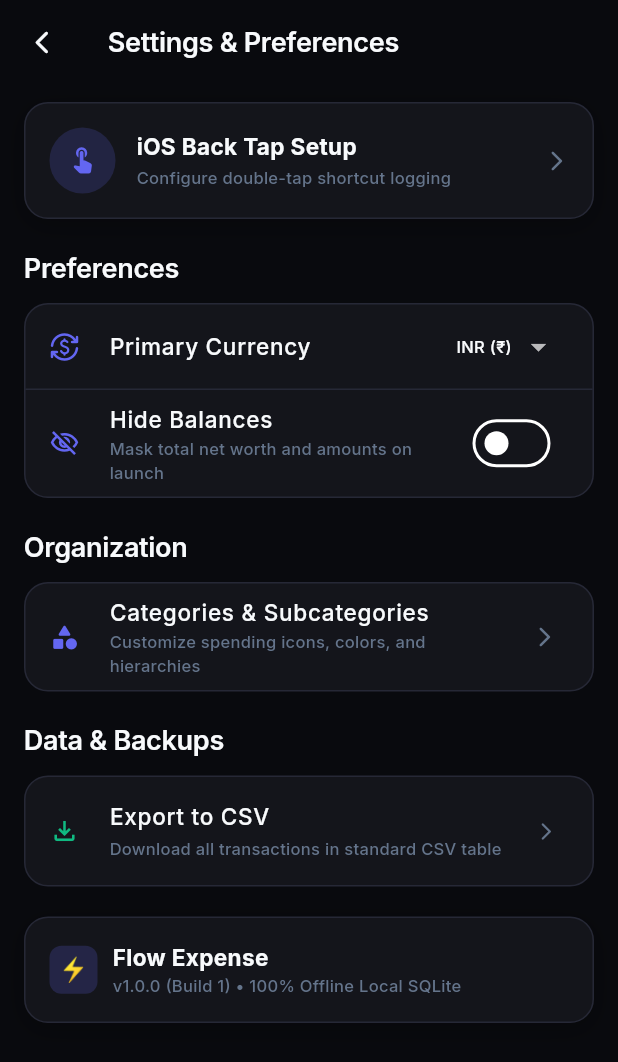
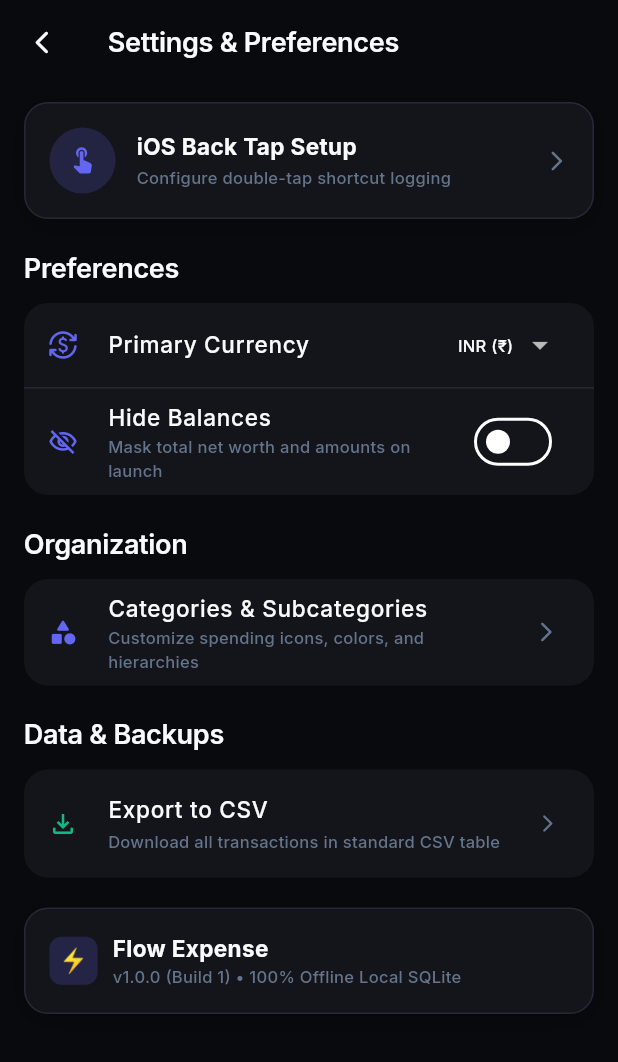
Before and after one commit to gopu29/flow_expense, a Flutter app: the SettingsScreen screen opened directly, on a phone screen of 412 x 824 dp. Shown: the top 1062 px of the screen. Run offline on Flutter 3.47's test engine with Material 3 defaults, Android fonts, the phone set to English and light mode, and no system bars; our stand-ins replace fl_chart, flutter_riverpod, google_fonts, sqflite, sqflite_common_ffi_web; accounts and stored records are empty.

Commit message:
fix(settings): replace DecoratedBox with Material to resolve ListTile assertion

```diff
--- a/lib/core/widgets/month_selector_sheet.dart
+++ b/lib/core/widgets/month_selector_sheet.dart
@@ -52,7 +52,7 @@ class MonthSelectorSheet extends StatelessWidget {
                 width: 40,
                 height: 4,
                 decoration: BoxDecoration(
-                  color: AppColors.textTertiary.withOpacity(0.4),
+                  color: AppColors.textTertiary.withValues(alpha: 0.4),
                   borderRadius: BorderRadius.circular(2),
                 ),
               ),
--- a/lib/features/settings/screens/settings_screen.dart
+++ b/lib/features/settings/screens/settings_screen.dart
@@ -152,12 +152,14 @@ class _SettingsScreenState extends ConsumerState<SettingsScreen> {
               Text('Preferences', style: AppTypography.titleMedium),
               const SizedBox(height: 10),
 
-              Container(
-                decoration: BoxDecoration(
+              Material(
                 color: AppColors.surface,
                 borderRadius: BorderRadius.circular(16),
-                  border: Border.all(color: AppColors.surfaceBorder),
+                shape: RoundedRectangleBorder(
+                  borderRadius: BorderRadius.circular(16),
+                  side: const BorderSide(color: AppColors.surfaceBorder),
                 ),
+                clipBehavior: Clip.antiAlias,
                 child: Column(
                   children: [
                     ListTile(
@@ -201,12 +203,14 @@ class _SettingsScreenState extends ConsumerState<SettingsScreen> {
               Text('Organization', style: AppTypography.titleMedium),
               const SizedBox(height: 10),
 
-              Container(
-                decoration: BoxDecoration(
+              Material(
                 color: AppColors.surface,
                 borderRadius: BorderRadius.circular(16),
-                  border: Border.all(color: AppColors.surfaceBorder),
+                shape: RoundedRectangleBorder(
+                  borderRadius: BorderRadius.circular(16),
+                  side: const BorderSide(color: AppColors.surfaceBorder),
                 ),
+                clipBehavior: Clip.antiAlias,
                 child: ListTile(
                   leading: const Icon(Icons.category_rounded, color: AppColors.accent),
                   title: Text('Categories & Subcategories', style: AppTypography.bodyLarge),
@@ -231,15 +235,15 @@ class _SettingsScreenState extends ConsumerState<SettingsScreen> {
               Text('Data & Backups', style: AppTypography.titleMedium),
               const SizedBox(height: 10),
 
-              Container(
-                decoration: BoxDecoration(
+              Material(
                 color: AppColors.surface,
                 borderRadius: BorderRadius.circular(16),
-                  border: Border.all(color: AppColors.surfaceBorder),
+                shape: RoundedRectangleBorder(
+                  borderRadius: BorderRadius.circular(16),
+                  side: const BorderSide(color: AppColors.surfaceBorder),
                 ),
-                child: Column(
-                  children: [
-                    ListTile(
+                clipBehavior: Clip.antiAlias,
+                child: ListTile(
                   onTap: _exportTransactionsCsv,
                   leading: const Icon(Icons.file_download_outlined, color: AppColors.income),
                   title: Text('Export to CSV', style: AppTypography.bodyLarge),
@@ -248,8 +252,6 @@ class _SettingsScreenState extends ConsumerState<SettingsScreen> {
                     style: AppTypography.caption.copyWith(color: AppColors.textTertiary),
                   ),
                   trailing: const Icon(Icons.arrow_forward_ios_rounded, size: 14, color: AppColors.textTertiary),
-                    ),
-                  ],
                 ),
               ),
               const SizedBox(height: 20),
```
Lines whose indentation alone changed are shown as unchanged.
